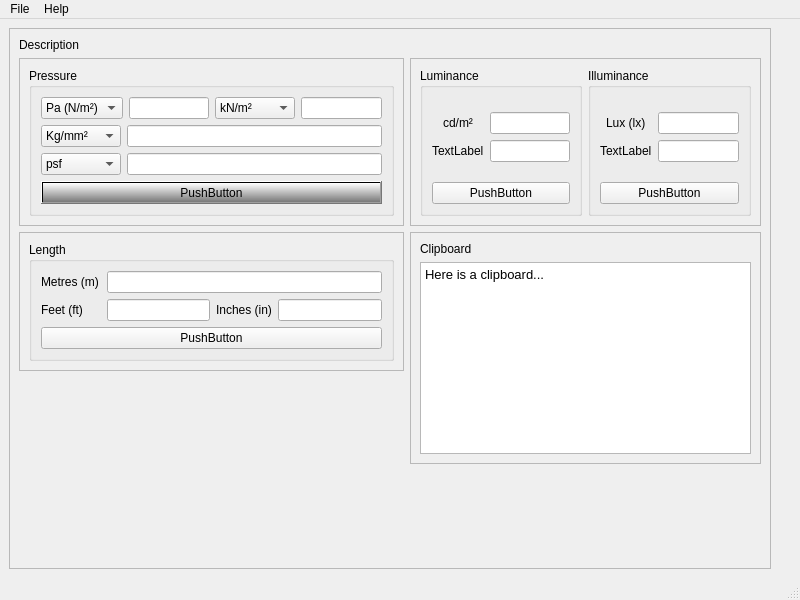
This is pyqt-window/MainWindow.ui in i5ar/iconverters as Qt 5 draws it before an edit. The edited form follows.
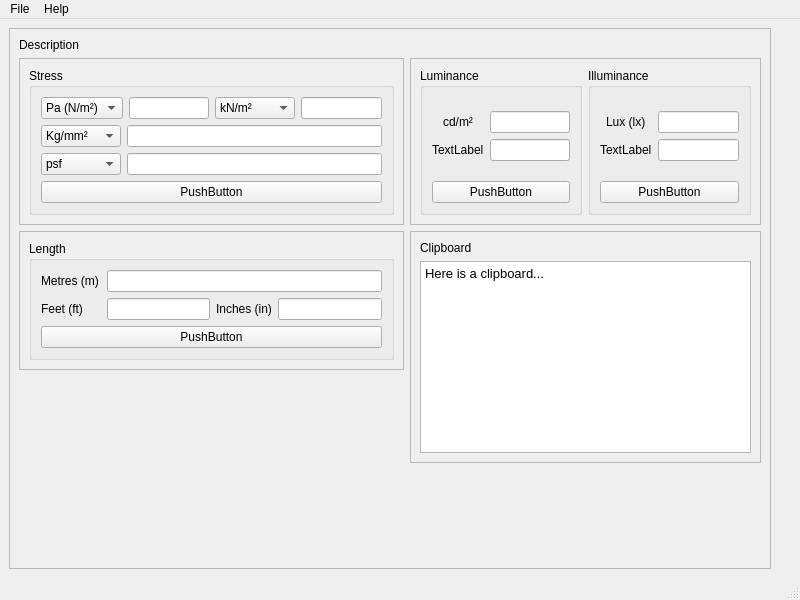
This is the edited form. Icons and pictures are not drawn.

Commit message: Update stress.rst

Diff of the .ui file:
```diff
--- a/pyqt-window/MainWindow.ui
+++ b/pyqt-window/MainWindow.ui
@@ -93,7 +93,7 @@
           <item>
            <widget class="QGroupBox" name="groupBox">
             <property name="title">
-             <string>Pressure</string>
+             <string>Stress</string>
             </property>
             <layout class="QVBoxLayout" name="verticalLayout_5">
              <item>
@@ -234,7 +234,7 @@
                 </sizepolicy>
                </property>
                <property name="styleSheet">
-                <string notr="true">background-color: qlineargradient(spread:pad, x1:1, y1:1, x2:1, y2:0, stop:0 rgba(0, 0, 0, 125), stop:1 rgba(255, 255, 255, 255));</string>
+                <string notr="true"/>
                </property>
                <property name="text">
                 <string>PushButton</string>
```
The commit also changes 4 other files.
